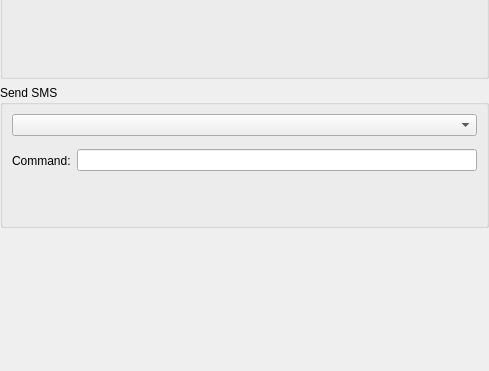
KDE/akonadi-contacts, file kcm/akonadicontactactions.ui: the form before one commit; both pictures show x 0 to 489 and y 213 to 584 of the 489 by 584 pixel window.
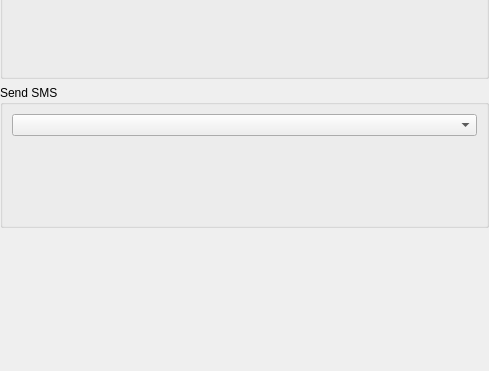
The form after the commit. The open tabs and pages were chosen to show the change. Custom widgets are drawn as their Qt base class.

```diff
--- a/kcm/akonadicontactactions.ui
+++ b/kcm/akonadicontactactions.ui
@@ -230,39 +230,6 @@
           </item>
          </layout>
         </widget>
-        <widget class="QWidget" name="page_10">
-         <layout class="QHBoxLayout" name="horizontalLayout_5">
-          <property name="leftMargin">
-           <number>0</number>
-          </property>
-          <property name="topMargin">
-           <number>0</number>
-          </property>
-          <property name="rightMargin">
-           <number>0</number>
-          </property>
-          <property name="bottomMargin">
-           <number>0</number>
-          </property>
-          <item>
-           <widget class="QLabel" name="label_7">
-            <property name="text">
-             <string>Command:</string>
-            </property>
-           </widget>
-          </item>
-          <item>
-           <widget class="KLineEdit" name="kcfg_SmsKdeconnectCommand">
-            <property name="showClearButton" stdset="0">
-             <bool>true</bool>
-            </property>
-            <property name="trapReturnKey" stdset="0">
-             <bool>true</bool>
-            </property>
-           </widget>
-          </item>
-         </layout>
-        </widget>
        </widget>
       </item>
       <item>
```
Left out of the diff: 2 changed lines with no effect on the pictures.
